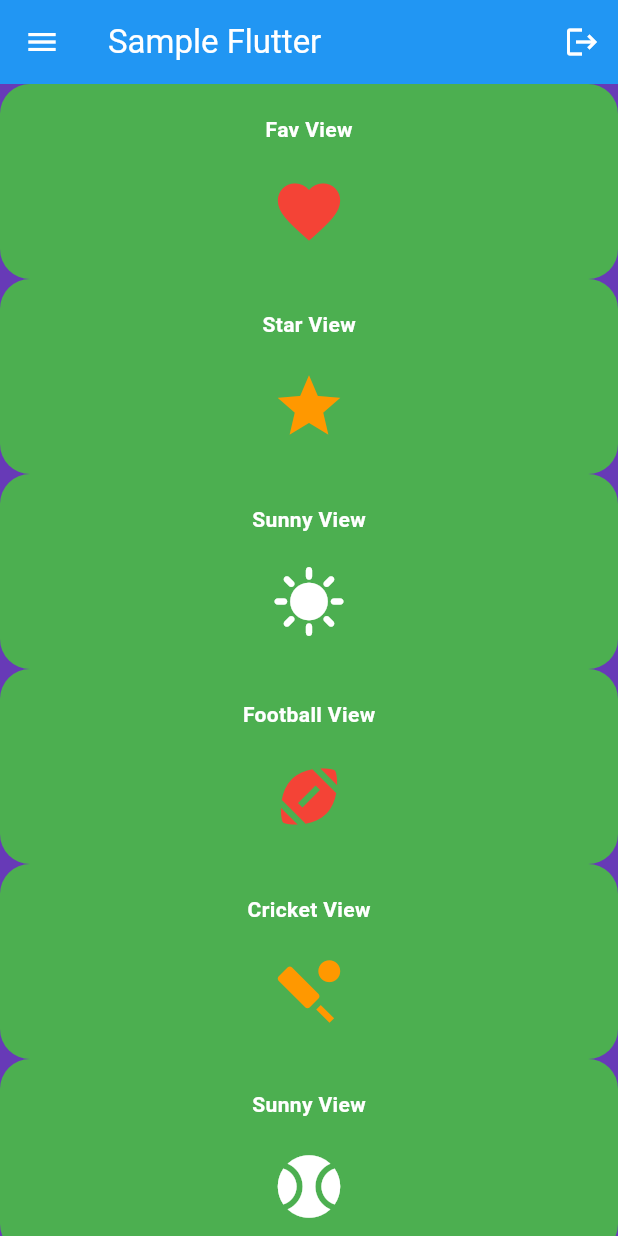
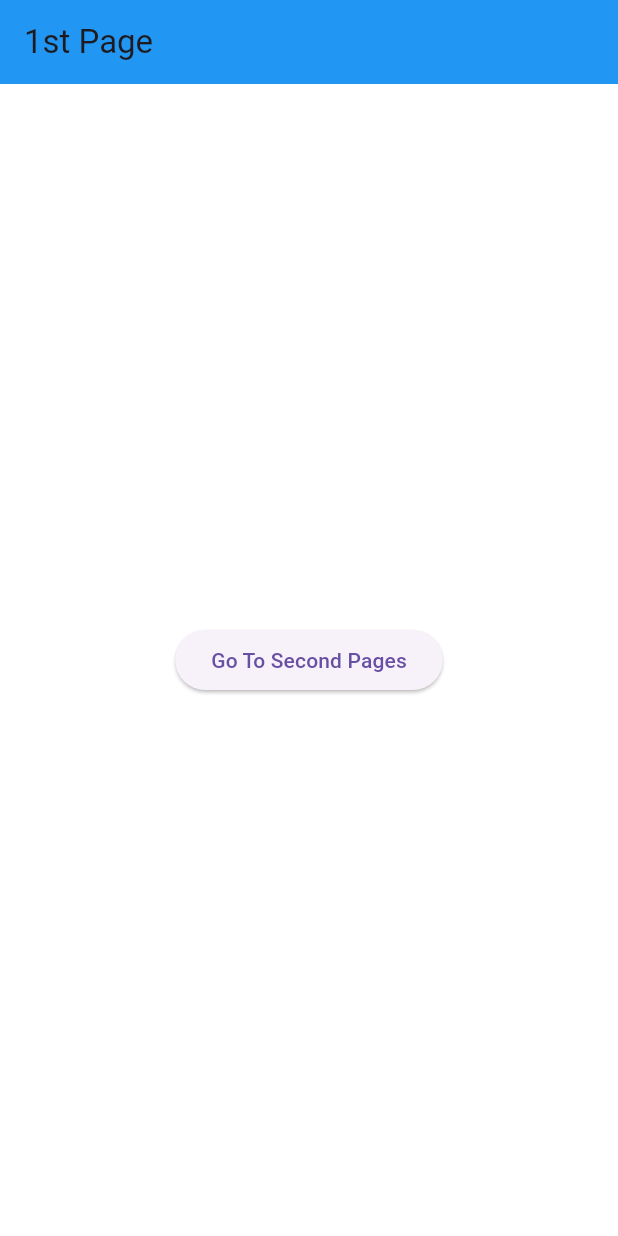
Before and after one commit to shamiul110107/Flutter-Learning, a Flutter app: the screen it shows after launch, on a phone screen of 412 x 824 dp. Run offline on Flutter 3.47's test engine with Material 3 defaults, Android fonts, the phone set to English and light mode, and no system bars.

Commit message:
add navigation basic

```diff
--- a/lib/main.dart
+++ b/lib/main.dart
@@ -1,18 +1,39 @@
 import 'package:flutter/foundation.dart';
 import 'package:flutter/material.dart';
+import 'package:sample_flutter/pages/first_page.dart';
 
 void main() {
-  runApp(const MyApp());
+  //runApp(const MyListViewApp());
+  runApp(MyApp());
 }
 
 class MyApp extends StatelessWidget {
-  const MyApp({super.key});
-
+  MyApp({super.key});
+  List<String> lst = [
+    "one",
+    "two",
+    "three",
+    "four",
+    "five",
+    "six",
+    "seven",
+    "Eight"
+  ];
+  void onTapped() {
+    if (kDebugMode) {
+      print("tapped");
+    }
+  }
   @override
   Widget build(BuildContext context) {
-    return MaterialApp(
+    return const MaterialApp(
       debugShowCheckedModeBanner: false,
-      home: Scaffold(
+      home: FirstPage()
+    );
+  }
+// called this method to like home: AppBarWithClickableView()
+  Scaffold AppBarWithClickableView() {
+    return Scaffold(
         backgroundColor: Colors.deepPurple,
         appBar: AppBar(
           title: const Text("Sample Flutter"),
@@ -30,63 +51,19 @@ class MyApp extends StatelessWidget {
                 icon: const Icon(Icons.logout))
           ],
         ),
-        body: ListView(
-          scrollDirection: Axis.vertical,
-          children: const [
-            BoxWidget(text: "Fav View", icon: Icons.favorite, iconColor: Colors.red),
-            BoxWidget(text: "Star View", icon: Icons.star, iconColor: Colors.orange),
-            BoxWidget(text: "Sunny View", icon: Icons.sunny, iconColor: Colors.white),
-            BoxWidget(text: "Football View", icon: Icons.sports_football, iconColor: Colors.red),
-            BoxWidget(text: "Cricket View", icon: Icons.sports_cricket, iconColor: Colors.orange),
-            BoxWidget(text: "Sunny View", icon: Icons.sports_baseball, iconColor: Colors.white),
-            BoxWidget(text: "Fav View", icon: Icons.favorite, iconColor: Colors.red),
-            BoxWidget(text: "Star View", icon: Icons.star, iconColor: Colors.orange),
-            BoxWidget(text: "Sunny View", icon: Icons.sunny, iconColor: Colors.white)
-          ],
-        ),
-      ),
-    );
+        body: Center(
+          child: GestureDetector(
+            onTap: onTapped,
+            child: Container(
+              height: 100,
+              width: 100,
+              color: Colors.green,
+              child: const Center(child: Text("Click Me")),
+            ),
+          ),
+        )
+        // const GridViewWidget()
+
+        );
   }
 }
-
-class BoxWidget extends StatelessWidget {
-  final String text;
-  final IconData icon;
-  final Color iconColor;
-
-  const BoxWidget({
-    super.key,
-    required this.text,
-    required this.icon,
-    required this.iconColor,
-  });
-
-  @override
-  Widget build(BuildContext context) {
-    return Container(
-      decoration: BoxDecoration(
-        color: Colors.green,
-        borderRadius: BorderRadius.circular(20),
-      ),
-      padding: const EdgeInsets.all(20),
-      child: Column(
-        children: [
-          Text(
-            text,
-            style: const TextStyle(
-              color: Colors.white,
-              fontSize: 14,
-              fontWeight: FontWeight.bold,
-            ),
-          ),
-          const SizedBox(height: 20),
-          Icon(
-            icon,
-            color: iconColor,
-            size: 50,
-          ),
-        ],
-      ),
-    );
-  }
-}
--- /dev/null
+++ b/lib/pages/first_page.dart
@@ -0,0 +1,30 @@
+import 'package:flutter/foundation.dart';
+import 'package:flutter/material.dart';
+import 'package:sample_flutter/pages/second_page.dart';
+
+class FirstPage extends StatelessWidget {
+  const FirstPage({super.key});
+  @override
+  Widget build(BuildContext context) {
+    return Scaffold(
+      appBar: AppBar(
+        title: const Text("1st Page"),
+        backgroundColor: Colors.blue,
+      ),
+      backgroundColor: Colors.white,
+      body: Center(
+        child: ElevatedButton(
+          child: const Text("Go To Second Pages"),
+          onPressed: () {
+            Navigator.push(
+              context,
+              MaterialPageRoute(
+                  builder: (context) => const SecondPage()
+              ),
+            );
+          },
+        ),
+      ),
+    );
+  }
+}
```
Also changed, not shown: lib/GridApp.dart (added, +20 -0 lines), lib/ListApp.dart (added, +88 -0 lines), lib/pages/second_page.dart (added, +15 -0 lines), 1 other file.
